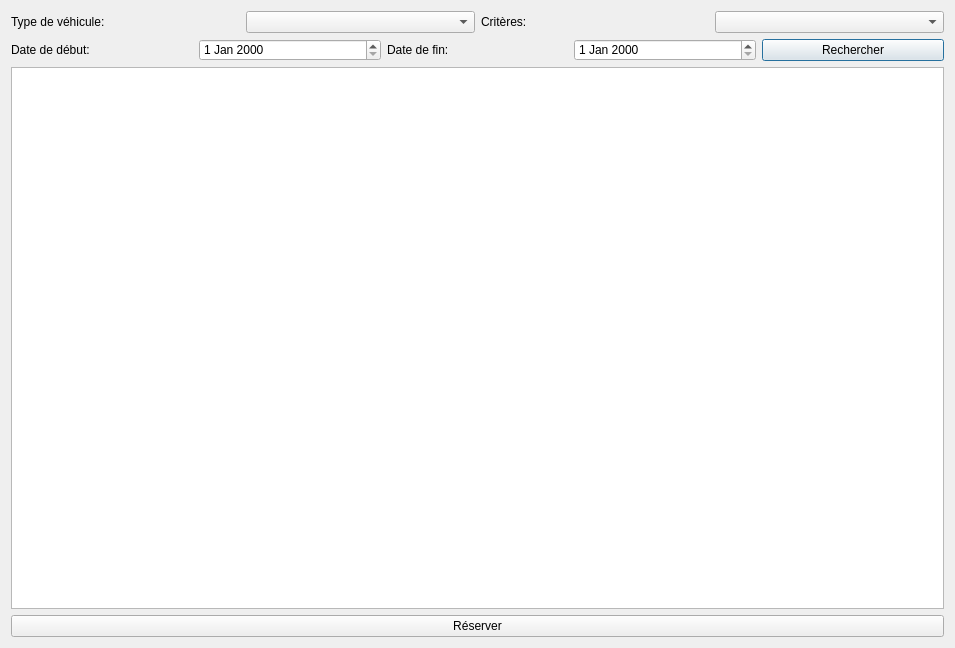
First picture: the form in view/reservation.ui, repository PierreChal/projet_info_loc, before the edit.
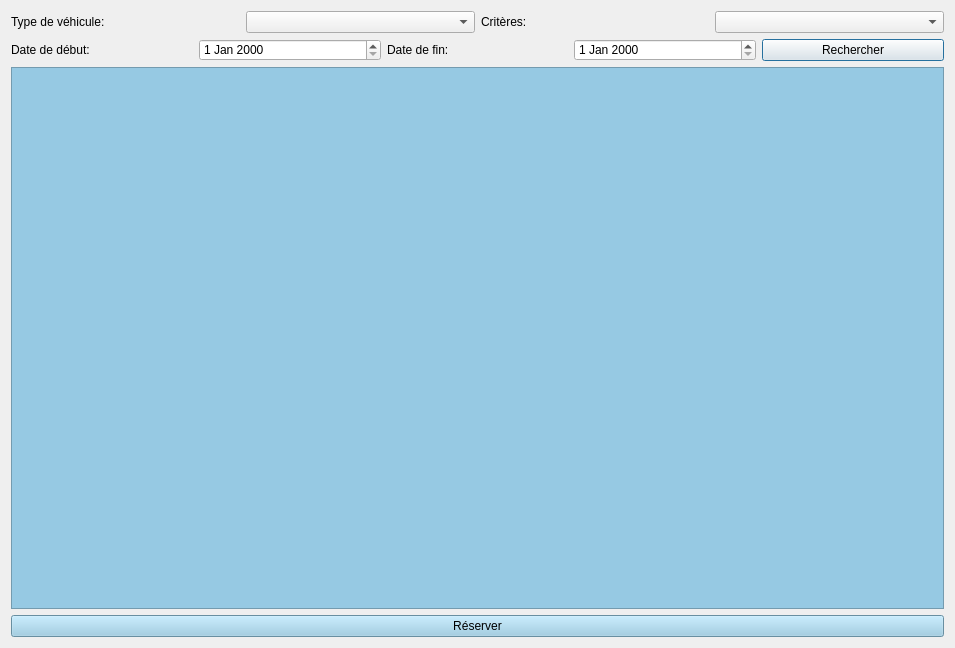
Second picture: the form after the edit.

Patch:
```diff
--- a/view/reservation.ui
+++ b/view/reservation.ui
@@ -80,7 +80,8 @@
     <widget class="QTableWidget" name="tableWidget">
      <property name="styleSheet">
       <string notr="true">font: 12pt &quot;MS Shell Dlg 2&quot;;
-color: rgb(0, 0, 0);</string>
+color: rgb(0, 0, 0);
+background-color: rgb(150, 201, 227);</string>
      </property>
      <property name="columnCount">
       <number>0</number>
@@ -89,6 +90,11 @@
    </item>
    <item>
     <widget class="QPushButton" name="reserveButton">
+     <property name="styleSheet">
+      <string notr="true">background-color: rgb(146, 200, 226);
+border-color: rgb(0, 0, 127);
+font: 12pt &quot;MS Shell Dlg 2&quot;;</string>
+     </property>
      <property name="text">
       <string>Réserver</string>
      </property>
```
Left out of the diff: 48 changed lines with no effect on the pictures.
